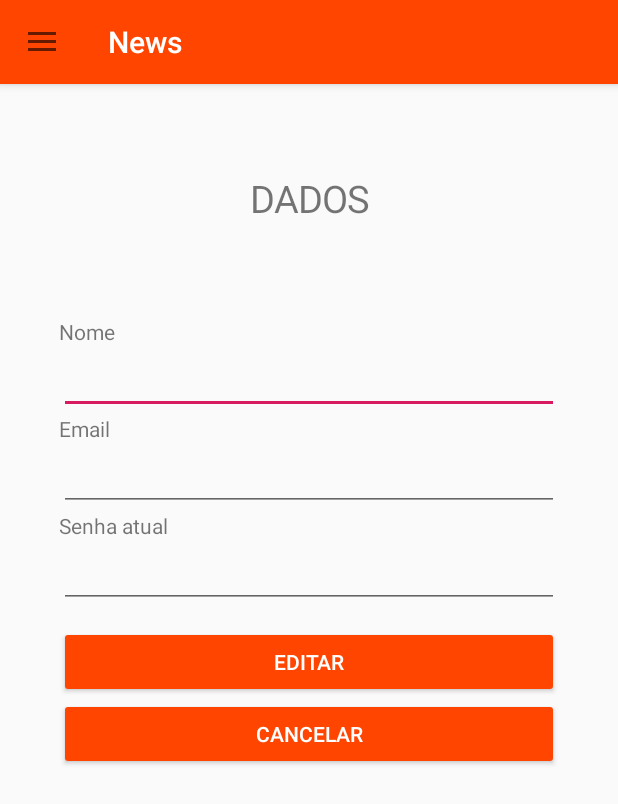
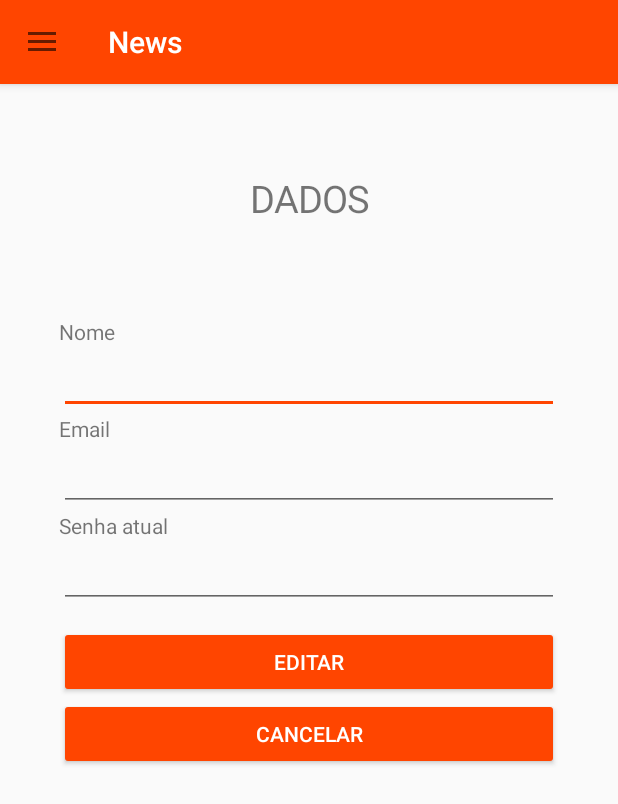
Before and after one commit to caiquevitoriano/PDM-appNoticias, an Android app: the GetRss screen opened directly, with no data from a screen before it, after a tap on "Minha Conta", on a phone screen of 412 x 824 dp. Shown: the top 804 px of the screen. Run offline under Robolectric (Android 15) with nearby library versions, the phone set to English and light mode, and no system bars; 1 other tap on this screen came first.

Commit message:
mudando cor do spiner

```diff
--- a/app/src/main/java/com/example/appnoticias/rss/GetRss.java
+++ b/app/src/main/java/com/example/appnoticias/rss/GetRss.java
@@ -2,6 +2,9 @@ package com.example.appnoticias.rss;
 
 import android.app.ProgressDialog;
 import android.content.Intent;
+import android.graphics.Color;
+import android.graphics.PorterDuff;
+import android.graphics.drawable.ColorDrawable;
 import android.net.Uri;
 import android.os.AsyncTask;
 import android.text.Html;
@@ -16,6 +19,7 @@ import android.os.Bundle;
 import com.example.appnoticias.Componentes.GetNoticeAdapter;
 import com.example.appnoticias.Componentes.NoticiaUnica;
 import com.example.appnoticias.Model.Noticia;
+import com.example.appnoticias.R;
 import com.example.appnoticias.Telas.NoticiaComple;
 import com.example.appnoticias.Telas.SideBar;
 import org.xmlpull.v1.XmlPullParser;
@@ -85,11 +89,19 @@ public class GetRss extends SideBar {
 
         ProgressDialog progressDialog = new ProgressDialog(GetRss.this);
 
+
+
         @Override
         protected void onPreExecute() {
             super.onPreExecute();
 
-            progressDialog.setMessage("Buscando Noticias ... aguarde !");
+            progressDialog.setProgressStyle(R.style.AppTheme);
+
+            progressDialog.setTitle("Buscando Noticias!");
+            progressDialog.setMessage("Aguarde...");
+
+
+
             progressDialog.show();
         }
 
--- a/app/src/main/res/values/colors.xml
+++ b/app/src/main/res/values/colors.xml
@@ -3,5 +3,5 @@
     <color name="colorPrimary2">#FF4500</color>
     <color name="colorPrimary">#FF4500</color>
     <color name="colorPrimaryDark">#000000</color>
-    <color name="colorAccent">#D81B60</color>
+    <color name="colorAccent">#FF4500</color>
 </resources>
--- a/app/src/main/res/values/styles.xml
+++ b/app/src/main/res/values/styles.xml
@@ -13,4 +13,5 @@
         <item name="colorPrimary">@color/colorPrimary2</item>
     </style>
 
+
 </resources>
```
